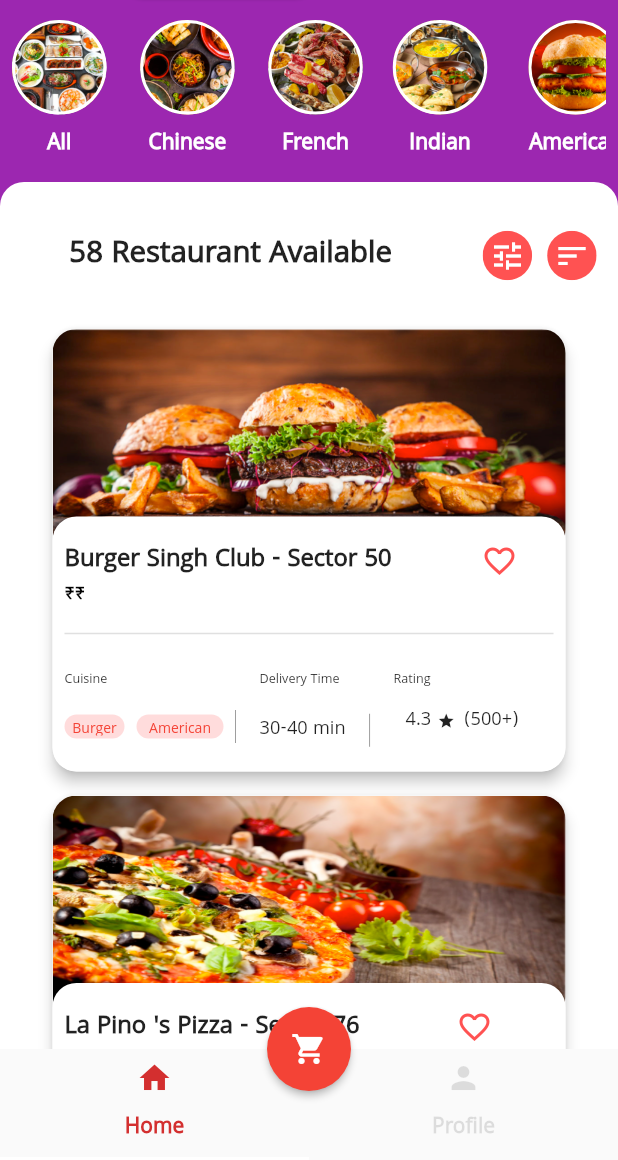
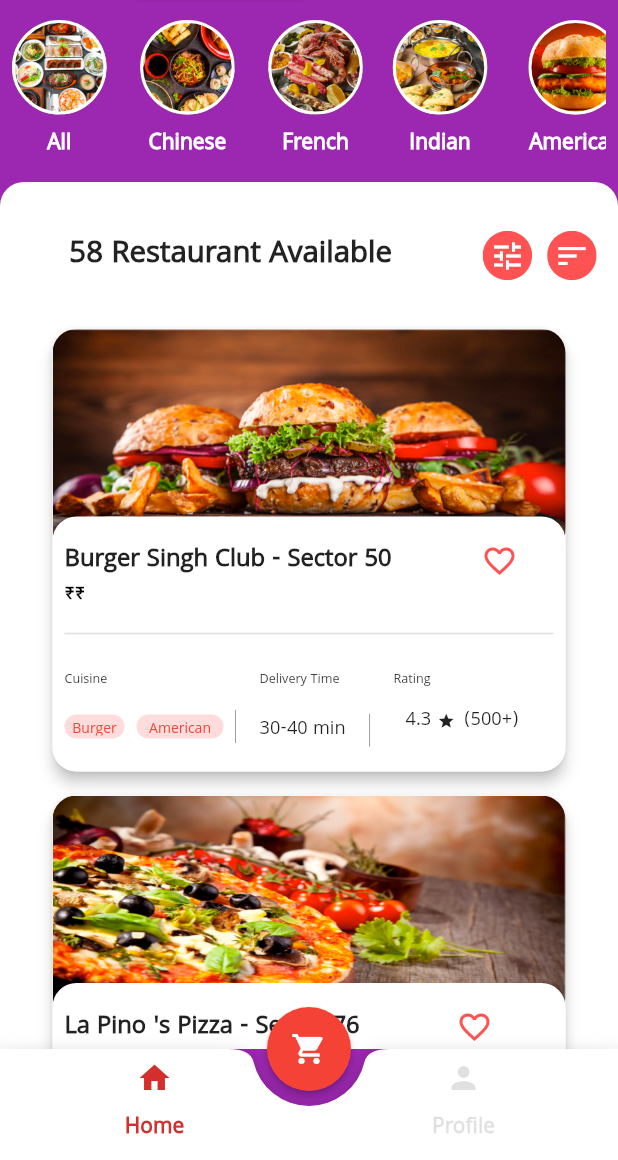
Before and after one commit to cagladogancay/flutter_food_delivery_ui, a Flutter app: the screen it shows after launch, on a phone screen of 412 x 824 dp, the part 76-1236 px from its top. Run offline on Flutter 3.47's test engine with Material 2 defaults, Android fonts, the phone set to English and light mode, and no system bars.

Commit message:
tabbar design completed

```diff
--- a/lib/food_home.dart
+++ b/lib/food_home.dart
@@ -49,24 +49,26 @@ class _FoodHomeState extends State<FoodHome> {
           floatingActionButtonLocation:
               FloatingActionButtonLocation.centerDocked,
           floatingActionButton: buildFloatingActionButton(),
-          bottomNavigationBar: buildBottomContainer()),
+          bottomNavigationBar: _bottomAppBar),
     );
   }
 
-  Container buildBottomContainer() {
-    return Container(
-      color: currentTheme.canvasColor,
-      child: TabBar(
+  Widget get _bottomAppBar => BottomAppBar(
+        notchMargin: 10,
+        shape: CircularNotchedRectangle(),
+        color: Colors.white,
+        child: TabBar(
+          tabs: <Widget>[
+            Tab(icon: Icon(Icons.home), text: "Home"),
+            Tab(icon: Icon(Icons.person), text: "Profile")
+          ],
+          indicatorColor: Colors.transparent,
           labelColor: currentTheme.errorColor,
           unselectedLabelColor: currentTheme.dividerColor,
           labelStyle: currentTheme.textTheme.headline5
               .copyWith(fontWeight: FontWeight.bold),
-          tabs: [
-            Tab(icon: Icon(Icons.home), text: "Home"),
-            Tab(icon: Icon(Icons.person), text: "Profile")
-          ]),
-    );
-  }
+        ),
+      );
 
   FloatingActionButton buildFloatingActionButton() {
     return FloatingActionButton(
```
